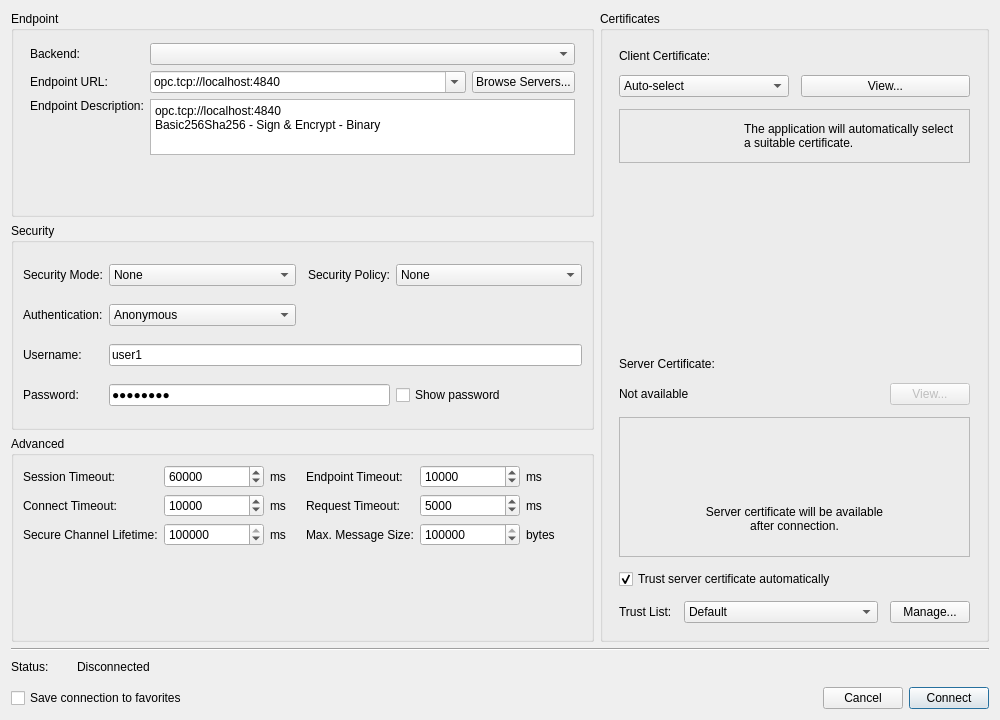
First picture: the form in src/dialogs/connectiondialog.ui, repository sanny32/OpenUaExplorer, before the edit.
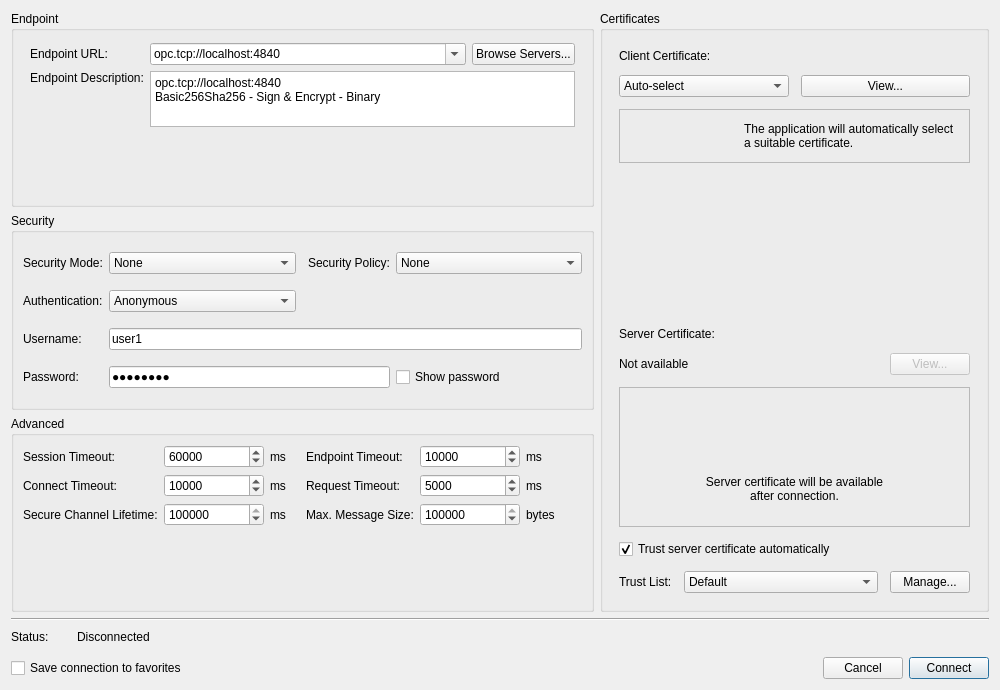
Second picture: the form after the edit. Icons and pictures are not drawn. Custom widgets are drawn as their Qt base class.

Commit message: feat: Refactor connection dialog layout and remove unused backend selection

Patch:
```diff
--- a/src/dialogs/connectiondialog.ui
+++ b/src/dialogs/connectiondialog.ui
@@ -7,13 +7,13 @@
     <x>0</x>
     <y>0</y>
     <width>1000</width>
-    <height>720</height>
+    <height>690</height>
    </rect>
   </property>
   <property name="minimumSize">
    <size>
      <width>1000</width>
-    <height>720</height>
+    <height>690</height>
    </size>
   </property>
   <property name="windowTitle">
@@ -49,17 +49,7 @@
            <property name="bottomMargin">
             <number>20</number>
            </property>
-          <item row="0" column="0">
-           <widget class="QLabel" name="backendLabel">
-            <property name="text">
-             <string>Backend:</string>
-            </property>
-           </widget>
-          </item>
-          <item row="0" column="1">
-           <widget class="QComboBox" name="backendComboBox"/>
-          </item>
-          <item row="2" column="0">
+          <item row="1" column="0">
            <widget class="QLabel" name="endpointDescriptionLabel">
             <property name="text">
              <string>Endpoint Description:</string>
@@ -69,7 +59,7 @@
             </property>
            </widget>
           </item>
-          <item row="2" column="1">
+          <item row="1" column="1">
            <widget class="QTextEdit" name="endpointDescriptionEdit">
             <property name="sizePolicy">
              <sizepolicy hsizetype="Expanding" vsizetype="Fixed">
@@ -101,14 +91,14 @@
             </property>
            </widget>
           </item>
-          <item row="1" column="0">
+          <item row="0" column="0">
            <widget class="QLabel" name="endpointUrlLabel">
             <property name="text">
              <string>Endpoint URL:</string>
             </property>
            </widget>
           </item>
-          <item row="1" column="1">
+          <item row="0" column="1">
            <layout class="QHBoxLayout" name="horizontalLayout">
             <item>
              <widget class="QComboBox" name="endpointComboBox">
```
The commit also changes 1 other file.
